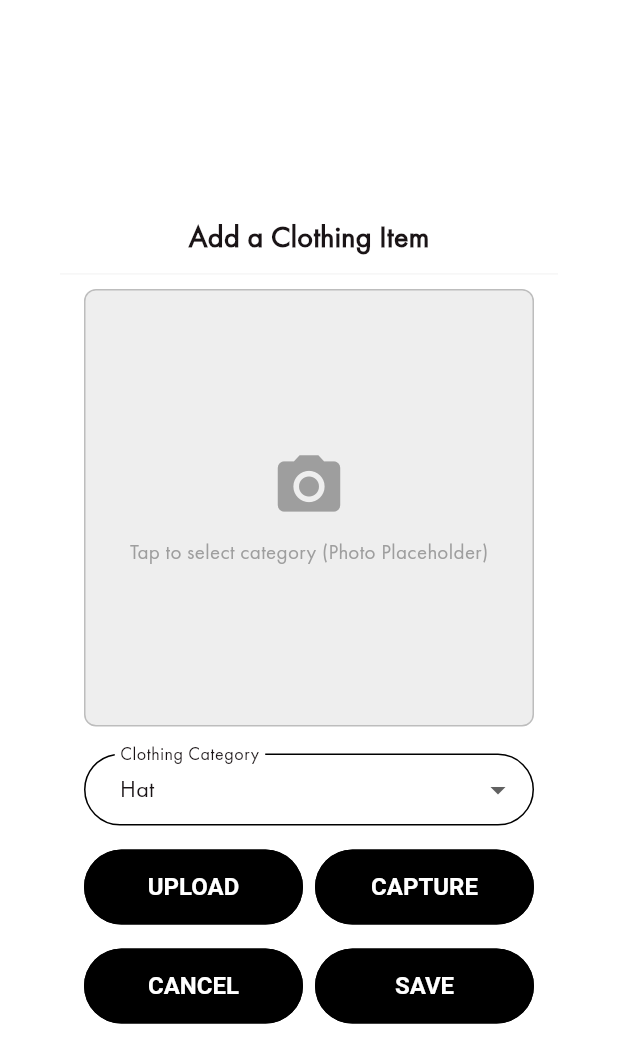
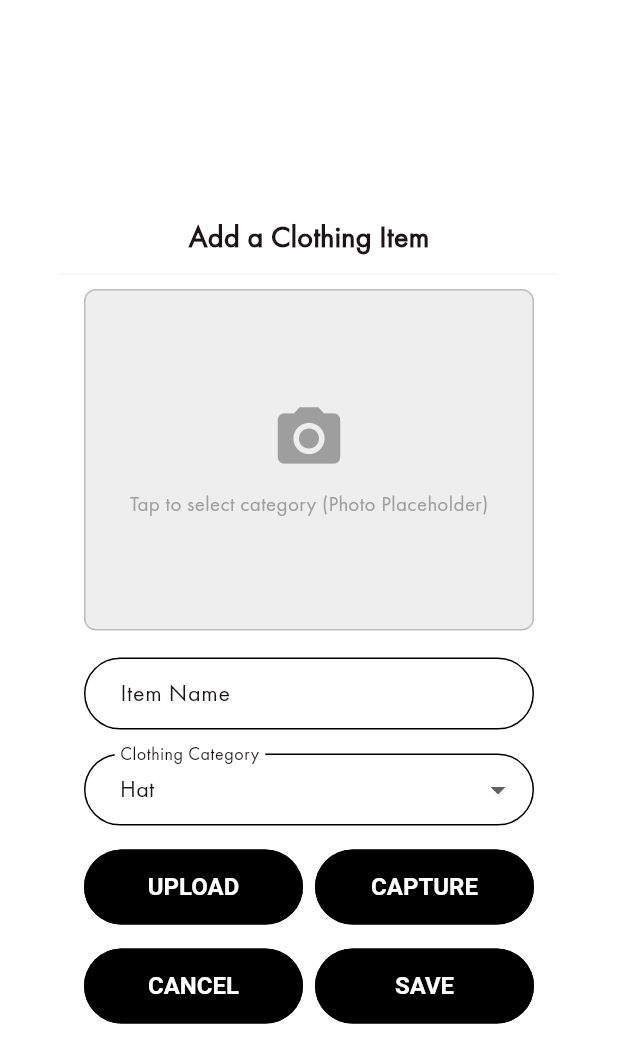
Before and after one commit to zenpa1/dresscode, a Flutter app: the AddItemDialog widget shown alone on an empty page, opened directly, on a phone screen of 412 x 824 dp. Shown: the top 1063 px of the screen. Run offline on Flutter 3.47's test engine with Material 3 defaults, Android fonts, the phone set to English and light mode, and no system bars; our stand-ins replace hive, hive_flutter; accounts and stored records are empty.

Commit message:
snackbars, page initialization, and other UI functionalities added

```diff
--- a/lib/widgets/add_item_dialog.dart
+++ b/lib/widgets/add_item_dialog.dart
@@ -19,12 +19,21 @@ class _AddItemDialogState extends State<AddItemDialog> {
 
   // Hold the currently selected category (starts with the first in the list)
   late String _selectedCategory;
+  // Controller for the new item name field
+  late final TextEditingController _itemNameController;
 
   @override
   void initState() {
     super.initState();
     // Initialize state with the first category or a fallback
     _selectedCategory = _categories.isNotEmpty ? _categories.first : 'Other';
+    _itemNameController = TextEditingController();
+  }
+
+  @override
+  void dispose() {
+    _itemNameController.dispose();
+    super.dispose();
   }
 
   @override
@@ -74,7 +83,29 @@ class _AddItemDialogState extends State<AddItemDialog> {
             ),
             const SizedBox(height: 10),
 
-            // 🚨 NEW: Category Dropdown Selector (Before the button row)
+            // NEW: Item name text field (before category selector)
+            Padding(
+              padding: const EdgeInsets.symmetric(
+                horizontal: 16.0,
+                vertical: 8.0,
+              ),
+              child: TextFormField(
+                controller: _itemNameController,
+                decoration: InputDecoration(
+                  labelText: 'Item Name',
+                  border: OutlineInputBorder(
+                    borderSide: BorderSide(color: Colors.grey),
+                    borderRadius: BorderRadius.circular(25.0),
+                  ),
+                  contentPadding: const EdgeInsets.symmetric(
+                    horizontal: 20,
+                    vertical: 10,
+                  ),
+                ),
+              ),
+            ),
+
+            //  Category Dropdown Selector (Before the button row)
             Padding(
               padding: const EdgeInsets.symmetric(
                 horizontal: 16.0,
--- a/lib/widgets/clothing_card_row.dart
+++ b/lib/widgets/clothing_card_row.dart
@@ -59,7 +59,7 @@ class ClothingCardRow extends StatelessWidget {
                   decoration: BoxDecoration(
                     borderRadius: BorderRadius.circular(12),
                     border: Border.all(
-                      width: 2.0,
+                      width: 1.0,
                       color: const Color.fromARGB(255, 231, 227, 227),
                     ),
                   ),
--- a/lib/widgets/save_outfit_dialog.dart
+++ b/lib/widgets/save_outfit_dialog.dart
@@ -210,7 +210,11 @@ class _SaveOutfitDialogState extends State<SaveOutfitDialog> {
                         await box.put(id, outfit);
                         Navigator.pop(ctx, true);
                         ScaffoldMessenger.of(ctx).showSnackBar(
-                          const SnackBar(content: Text('Outfit Saved')),
+                          const SnackBar(
+                            duration: Duration(seconds: 1),
+                            behavior: SnackBarBehavior.floating,
+                            content: Text('Outfit Saved'),
+                          ),
                         );
                       },
                     ),
```
Also changed, not shown: lib/screens/home_closet.dart (+21 -9 lines), lib/screens/outfit_detail.dart (+12 -3 lines), lib/widgets/button_row.dart (+0 -7 lines).
